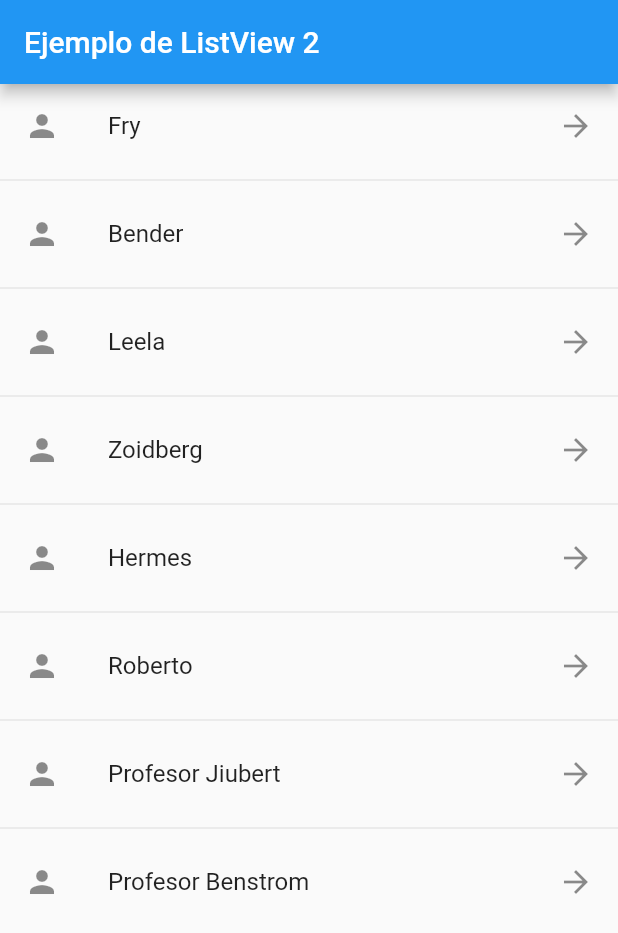
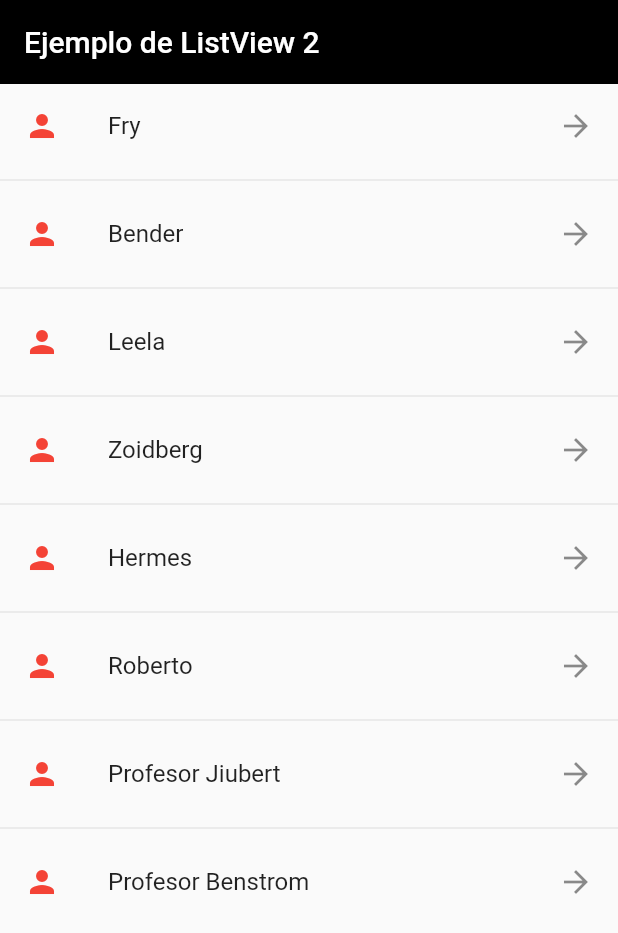
Before and after one commit to rafaelmad97/Practicas-2Flutter, a Flutter app: the screen it shows after launch, on a phone screen of 412 x 824 dp. Shown: the top 933 px of the screen. Run offline on Flutter 3.47's test engine with Material 2 defaults, Android fonts, the phone set to English and light mode, and no system bars.

Commit message:
cambios pequeños a la lista 2

```diff
--- a/lib/pages/ListView2.dart
+++ b/lib/pages/ListView2.dart
@@ -17,13 +17,15 @@ class ListView2Page extends StatelessWidget {
     return Scaffold(
       appBar: AppBar(
         title: const Text("Ejemplo de ListView 2"),
+        elevation: 0,
+        backgroundColor: Colors.black,
       ),
       body: ListView.separated(
           itemCount: items.length,
           itemBuilder: (context, index) => ListTile(
               onTap: () {},
               title: Text(items[index]),
-              leading: const Icon(Icons.person),
+              leading: const Icon(Icons.person, color: Colors.red),
               trailing: const Icon(Icons.arrow_forward_sharp)),
           separatorBuilder: (__, _) => const Divider()),
     );
```
